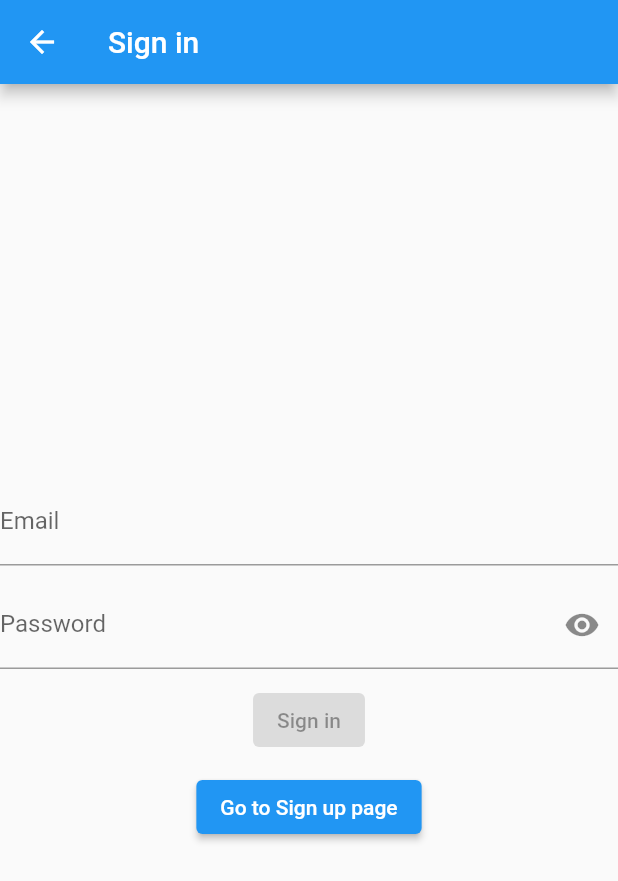
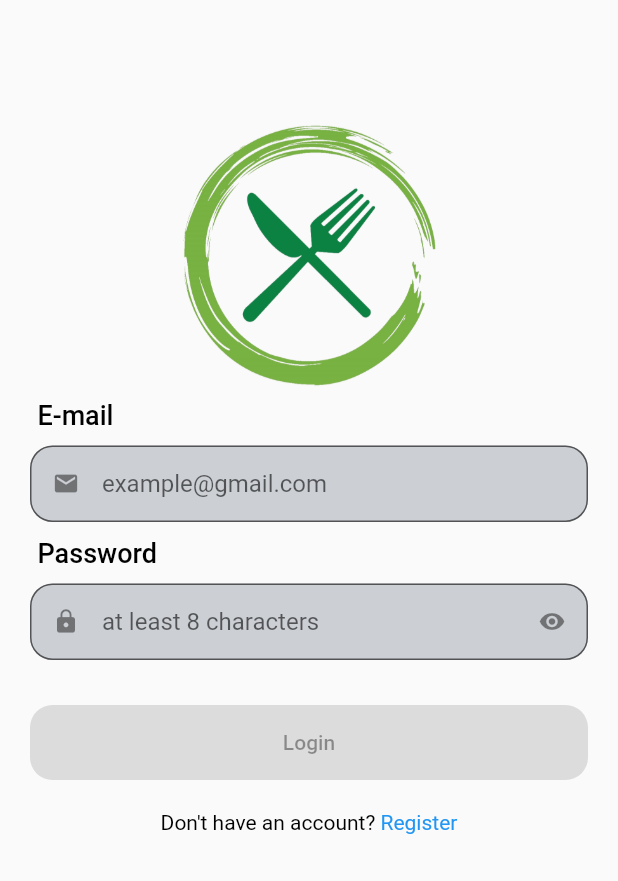
Before and after one commit to yeslyamr/food-app, a Flutter app: the SignInPage screen opened directly with empty values, on a phone screen of 412 x 824 dp. Shown: the top 881 px of the screen. Run offline on Flutter 3.47's test engine with Material 2 defaults, Android fonts, the phone set to English and light mode, and no system bars; our stand-ins replace firebase_auth, firebase_core, flutter_mobx, mobx; accounts and stored records are empty; generated files the repository leaves out were written again.

Commit message:
Sign in page ui refactoring

```diff
--- a/lib/application/pages/auth/sign_in_page.dart
+++ b/lib/application/pages/auth/sign_in_page.dart
@@ -1,3 +1,4 @@
+import 'package:flutter/gestures.dart';
 import 'package:flutter/material.dart';
 import 'package:flutter_mobx/flutter_mobx.dart';
 import 'package:provider/provider.dart';
@@ -35,27 +36,113 @@ class _SignInPageState extends State<SignInPage> {
     final authStore = Provider.of<AuthStore>(context);
 
     return Scaffold(
-      appBar: AppBar(title: const Text("Sign in")),
-      body: Center(
+      // appBar: AppBar(title: const Text("Sign in")),
+      body: SafeArea(
+        child: SingleChildScrollView(
             child: Column(
           mainAxisAlignment: MainAxisAlignment.center,
           children: [
-              Observer(
+            Padding(
+              padding: const EdgeInsets.only(top: 75.0),
+              child: Image(
+                  height:
+                      MediaQuery.of(context).size.height > 800 ? 191.0 : 150,
+                  fit: BoxFit.fill,
+                  image: const AssetImage('assets/img/logo_transparent.png')),
+            ),
+            _EmailTextField(formStore: formStore),
+            const SizedBox(height: 10),
+            PasswordTextField(formStore: formStore),
+            const SizedBox(height: 30),
+            _SignInButton(formStore: formStore, authStore: authStore),
+            const SizedBox(height: 20),
+            _NavigateToSignUpPageButton(widget: widget),
+          ],
+        )),
+      ),
+    );
+  }
+}
+
+class _EmailTextField extends StatelessWidget {
+  const _EmailTextField({
+    Key? key,
+    required this.formStore,
+  }) : super(key: key);
+
+  final SignInFormStore formStore;
+
+  @override
+  Widget build(BuildContext context) {
+    return Column(
+      crossAxisAlignment: CrossAxisAlignment.start,
+      children: [
+        const Padding(
+          padding: EdgeInsets.only(left: 25.0, right: 20, bottom: 10),
+          child: Text(
+            'E-mail',
+            style: TextStyle(
+                color: Colors.black, fontSize: 18, fontWeight: FontWeight.w500),
+          ),
+        ),
+        Padding(
+          padding: const EdgeInsets.symmetric(horizontal: 20.0),
+          child: Observer(
             builder: (_) => TextField(
+                keyboardType: TextInputType.emailAddress,
                 onChanged: (value) => formStore.emailAddress = value.trim(),
                 decoration: InputDecoration(
-                      labelText: 'Email',
-                      hintText: 'Enter your email address',
-                      errorText: formStore.error.email),
+                    prefixIcon: const Icon(Icons.email),
+                    filled: true,
+                    fillColor: const Color(0xFF9FA4AF).withOpacity(0.5),
+                    hintText: 'example@gmail.com',
+                    errorText: formStore.error.email,
+                    isDense: true,
+                    border: OutlineInputBorder(
+                        borderRadius: BorderRadius.circular(15)))),
           ),
         ),
-              const SizedBox(height: 10),
-              Observer(
+      ],
+    );
+  }
+}
+
+class PasswordTextField extends StatefulWidget {
+  const PasswordTextField({
+    Key? key,
+    required this.formStore,
+  }) : super(key: key);
+
+  final SignInFormStore formStore;
+
+  @override
+  State<PasswordTextField> createState() => _PasswordTextFieldState();
+}
+
+class _PasswordTextFieldState extends State<PasswordTextField> {
+  var isPasswordObscure = false;
+
+  @override
+  Widget build(BuildContext context) {
+    return Column(
+      crossAxisAlignment: CrossAxisAlignment.start,
+      children: [
+        const Padding(
+          padding: EdgeInsets.only(left: 25.0, right: 20, bottom: 10),
+          child: Text(
+            'Password',
+            style: TextStyle(
+                color: Colors.black, fontSize: 18, fontWeight: FontWeight.w500),
+          ),
+        ),
+        Padding(
+          padding: const EdgeInsets.symmetric(horizontal: 20.0),
+          child: Observer(
             builder: (_) => TextField(
               obscureText: isPasswordObscure,
-                  onChanged: (value) => formStore.password = value.trim(),
+              onChanged: (value) => widget.formStore.password = value.trim(),
+              keyboardType: TextInputType.visiblePassword,
               decoration: InputDecoration(
-                      labelText: 'Password',
                   suffixIcon: IconButton(
                       onPressed: () => setState(() {
                             isPasswordObscure = !isPasswordObscure;
@@ -63,29 +150,79 @@ class _SignInPageState extends State<SignInPage> {
                       icon: isPasswordObscure
                           ? const Icon(Icons.visibility_off)
                           : const Icon(Icons.visibility)),
-                      errorText: formStore.error.password),
+                  prefixIcon: const Icon(Icons.lock),
+                  filled: true,
+                  fillColor: const Color(0xFF9FA4AF).withOpacity(0.5),
+                  hintText: 'at least 8 characters',
+                  errorText: widget.formStore.error.password,
+                  isDense: true,
+                  border: OutlineInputBorder(
+                      borderRadius: BorderRadius.circular(15))),
             ),
           ),
-              const SizedBox(height: 10),
-              Observer(
+        ),
+      ],
+    );
+  }
+}
+
+class _SignInButton extends StatelessWidget {
+  const _SignInButton({
+    Key? key,
+    required this.formStore,
+    required this.authStore,
+  }) : super(key: key);
+
+  final SignInFormStore formStore;
+  final AuthStore authStore;
+
+  @override
+  Widget build(BuildContext context) {
+    return Padding(
+      padding: const EdgeInsets.only(left: 20.0, right: 20),
+      child: Observer(
         builder: (_) => ElevatedButton(
+          style: ButtonStyle(
+            shape: MaterialStateProperty.all(RoundedRectangleBorder(
+              borderRadius: BorderRadius.circular(15.0),
+            )),
+            minimumSize:
+                MaterialStateProperty.all(const Size(double.infinity, 50)),
+          ),
           onPressed: formStore.canLogin
               ? () => authStore.signInWithEmailAndPassword(
                     email: formStore.emailAddress,
-                          password: formStore.password)
+                    password: formStore.password,
+                  )
               : null,
-                  child: const Text("Sign in"),
+          child: const Text("Login"),
         ),
       ),
-              const SizedBox(height: 10),
-              Observer(
-                builder: (_) => ElevatedButton(
-                  onPressed:  widget.onClickedSignUp,
-                  child: const Text("Go to Sign up page"),
-                ),
-              ),
-            ],
-          )),
     );
   }
 }
+
+class _NavigateToSignUpPageButton extends StatelessWidget {
+  const _NavigateToSignUpPageButton({
+    Key? key,
+    required this.widget,
+  }) : super(key: key);
+
+  final SignInPage widget;
+
+  @override
+  Widget build(BuildContext context) {
+    return RichText(
+      text: TextSpan(
+          text: 'Don\'t have an account? ',
+          style: const TextStyle(color: Colors.black),
+          children: [
+            TextSpan(
+                text: 'Register',
+                style: const TextStyle(color: Colors.blue),
+                recognizer: TapGestureRecognizer()
+                  ..onTap = widget.onClickedSignUp)
+          ]),
+    );
+  }
+}
--- a/lib/application/pages/auth/sign_up_page.dart
+++ b/lib/application/pages/auth/sign_up_page.dart
@@ -33,11 +33,18 @@ class _SignUpPageState extends State<SignUpPage> {
     final authStore = Provider.of<AuthStore>(context);
 
     return Scaffold(
-      appBar: AppBar(title: const Text('Sign Up')),
       body: SafeArea(
         child: SingleChildScrollView(
           child: Column(
             children: [
+              Padding(
+                padding: const EdgeInsets.only(top: 75.0),
+                child: Image(
+                    height:
+                        MediaQuery.of(context).size.height > 800 ? 191.0 : 150,
+                    fit: BoxFit.fill,
+                    image: const AssetImage('assets/img/logo_transparent.png')),
+              ),
               const SizedBox(height: 20),
               _UsernameTextField(formStore: formStore),
               const SizedBox(height: 10),
@@ -153,6 +160,7 @@ class PasswordTextField extends StatefulWidget {
   @override
   State<PasswordTextField> createState() => _PasswordTextFieldState();
 }
+
 class _PasswordTextFieldState extends State<PasswordTextField> {
   var isPasswordObscure = false;
 
--- a/lib/main.dart
+++ b/lib/main.dart
@@ -70,7 +70,7 @@ class AuthPage extends StatefulWidget {
 }
 
 class _AuthPageState extends State<AuthPage> {
-  bool isSignUpPage = false;
+  bool isSignUpPage = true;
 
   @override
   Widget build(BuildContext context) {
--- a/pubspec.yaml
+++ b/pubspec.yaml
@@ -31,3 +31,6 @@ dev_dependencies:
 
 flutter:
   uses-material-design: true
+
+  assets:
+    - assets/img/
```
Also changed, not shown: assets/img/logo_transparent.png (added). Lines whose indentation alone changed are shown as unchanged.
